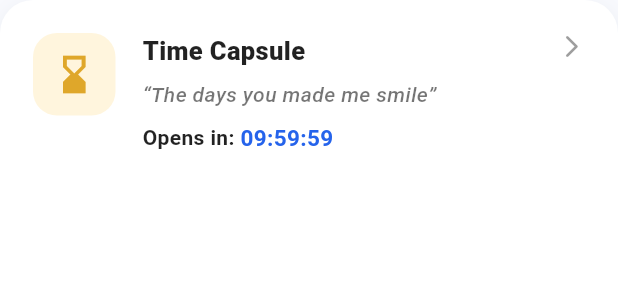
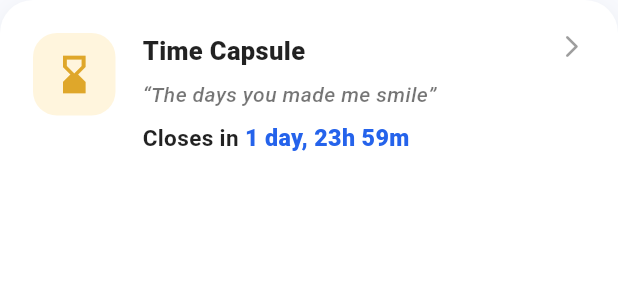
Before and after one commit to Tomasalexpt30/IPM_Bonded, a Flutter app: the TimeCapsuleCard widget shown alone on an empty page, opened directly, on a phone screen of 412 x 824 dp. Shown: the top 300 px of the screen. Run offline on Flutter 3.47's test engine with Material 3 defaults, Android fonts, the phone set to English and light mode, and no system bars; our stand-ins replace confetti, fl_chart, photo_view; Roboto replaces fonts that are missing (Poppins, RobotoMono).

Commit message:
Bonded APP Version 17.1
- Time capsule widget

```diff
--- a/lib/pages/home/widgets/time_capsule.dart
+++ b/lib/pages/home/widgets/time_capsule.dart
@@ -9,34 +9,56 @@ class TimeCapsuleCard extends StatefulWidget {
 
 class _TimeCapsuleCardState extends State<TimeCapsuleCard> {
   bool isOpen = false;
+
   DateTime now = DateTime.now();
-  DateTime openDate = DateTime.now().add(const Duration(hours: 10));
-  DateTime closeDate = DateTime.now().add(const Duration(hours: 20));
+
+  // ⬅️ ABRE EM 2 DIAS
+  DateTime openDate = DateTime.now().add(const Duration(days: 2));
+
+  // ⬅️ FECHA 2 DIAS DEPOIS DE ABRIR (ajusta como quiseres)
+  DateTime closeDate = DateTime.now().add(const Duration(days: 4));
 
   String themeValue = "The days you made me smile";
-
-  String getTimeRemaining() {
-    final target = isOpen ? closeDate : openDate;
-    final diff = target.difference(now);
-    if (diff.isNegative) return "00:00:00";
-
-    final hours = diff.inHours.remainder(24).toString().padLeft(2, '0');
-    final minutes = diff.inMinutes.remainder(60).toString().padLeft(2, '0');
-    final seconds = diff.inSeconds.remainder(60).toString().padLeft(2, '0');
-
-    return "$hours:$minutes:$seconds";
-  }
 
   @override
   void initState() {
     super.initState();
 
+    // Atualiza o contador a cada segundo
     Future.doWhile(() async {
       await Future.delayed(const Duration(seconds: 1));
       if (!mounted) return false;
       setState(() => now = DateTime.now());
       return true;
     });
+  }
+
+  // =====================================================
+  // 🔥 NOVA FUNÇÃO — cria frase elegante do tempo restante
+  // =====================================================
+  String _buildPrettyTime() {
+    final diff = (isOpen ? closeDate : openDate).difference(now);
+
+    if (diff.isNegative) return "0s";
+
+    final days = diff.inDays;
+    final hours = diff.inHours.remainder(24);
+    final minutes = diff.inMinutes.remainder(60);
+    final seconds = diff.inSeconds.remainder(60);
+
+    if (days > 0) {
+      return "$days day${days > 1 ? 's' : ''}, ${hours}h ${minutes}m";
+    }
+
+    if (hours > 0) {
+      return "${hours}h ${minutes}m ${seconds}s";
+    }
+
+    if (minutes > 0) {
+      return "${minutes}m ${seconds}s";
+    }
+
+    return "${seconds}s";
   }
 
   @override
@@ -59,25 +81,23 @@ class _TimeCapsuleCardState extends State<TimeCapsuleCard> {
       child: Row(
         crossAxisAlignment: CrossAxisAlignment.start,
         children: [
-
-          // ÍCONE AMARELO TORRADO
+          // Ícone
           Container(
             height: 55,
             width: 55,
             decoration: BoxDecoration(
-              color: const Color(0xFFFFF5DD), // fundo pastel amarelo suave
+              color: const Color(0xFFFFF5DD),
               borderRadius: BorderRadius.circular(16),
             ),
             child: const Icon(
               Icons.hourglass_bottom,
               size: 30,
-              color: Color(0xFFDFA72A), // amarelo torrado
+              color: Color(0xFFDFA72A),
             ),
           ),
 
           const SizedBox(width: 18),
 
-          // TEXTOS
           Expanded(
             child: Column(
               crossAxisAlignment: CrossAxisAlignment.start,
@@ -93,7 +113,6 @@ class _TimeCapsuleCardState extends State<TimeCapsuleCard> {
 
                 const SizedBox(height: 8),
 
-                // SECRET THEME APRIMORADO
                 Text(
                   "“$themeValue”",
                   style: const TextStyle(
@@ -107,23 +126,25 @@ class _TimeCapsuleCardState extends State<TimeCapsuleCard> {
 
                 const SizedBox(height: 8),
 
+                // =====================================================
+                // 🔥 "Closes in X days, Xh Xm Xs" (estilo muito melhorado)
+                // =====================================================
                 Row(
                   children: [
                     const Text(
-                      "Opens in: ",
+                      "Closes in ",
                       style: TextStyle(
-                        fontSize: 14,
+                        fontSize: 15,
+                        fontWeight: FontWeight.w700,
                         color: Colors.black87,
-                        fontWeight: FontWeight.w600,
                       ),
                     ),
                     Text(
-                      getTimeRemaining(),
+                      _buildPrettyTime(),
                       style: const TextStyle(
-                        fontSize: 15,
-                        fontWeight: FontWeight.bold,
+                        fontSize: 15.5,
+                        fontWeight: FontWeight.w800,
                         color: Color(0xFF2563EB),
-                        fontFamily: 'RobotoMono',
                       ),
                     ),
                   ],
--- a/pubspec.yaml
+++ b/pubspec.yaml
@@ -24,7 +24,6 @@ dev_dependencies:
   photo_view: ^0.14.0
   confetti: ^0.7.0
   path_provider: ^2.0.15
-
 
 flutter:
   uses-material-design: true
```
Also changed, not shown: lib/pages/time_capsule/closed/time_capsule_closed_page.dart (+18 -3 lines), lib/pages/time_capsule/submission/time_capsule_submission_page.dart (+20 -3 lines).
